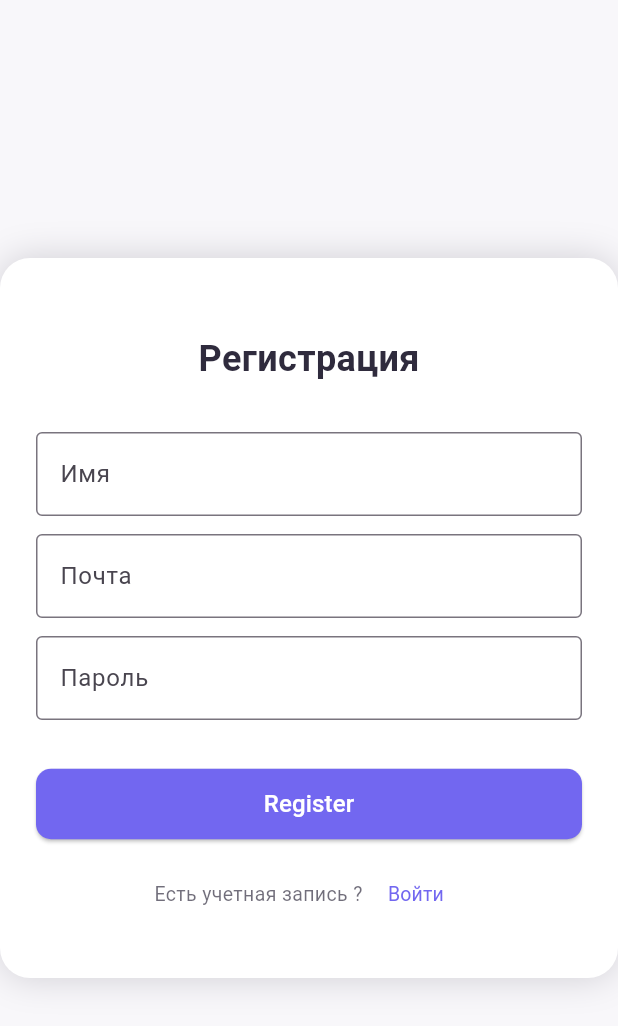
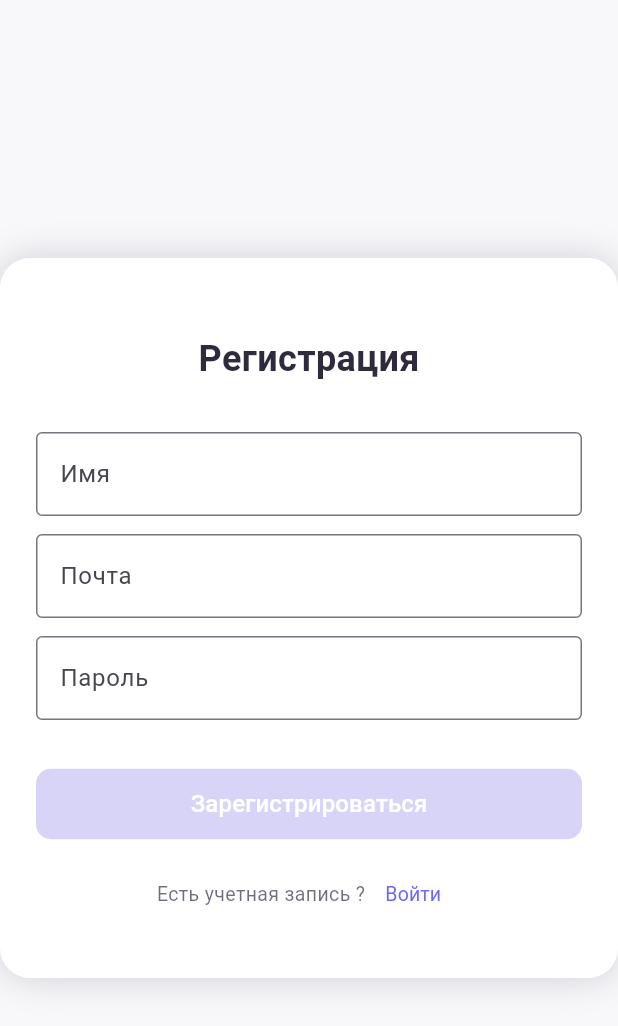
Before and after one commit to DevLevKek/crm_system, a Flutter app: the screen it shows after launch, after a tap on "Зарегистрироваться", on a phone screen of 412 x 824 dp. Shown: the top 1026 px of the screen. Run offline on Flutter 3.47's test engine with Material 3 defaults, Android fonts, the light colour scheme and no system bars; our stand-ins replace firebase_auth, firebase_core, firebase_database; accounts and stored records are empty; Roboto replaces fonts that are missing (Public Sans).

Commit message:
ver 0.2.3

```diff
--- a/lib/Page/login.dart
+++ b/lib/Page/login.dart
@@ -15,6 +15,7 @@ class Login extends StatefulWidget {
 
 class _LoginState extends State<Login> {
   final FirebaseAuthService _auth = FirebaseAuthService();
+  bool _isButtonEnabled = false;
 
   final _emailController = TextEditingController();
   final _passwordController = TextEditingController();
@@ -30,6 +31,24 @@ class _LoginState extends State<Login> {
     _emailController.dispose();
     _passwordController.dispose();
     super.dispose();
+  }
+
+  void initState() {
+    super.initState();
+    _emailController.addListener(_updateButtonState);
+    _passwordController.addListener(_updateButtonState);
+    // проверяет изменение. Если есть изменения, то выполняет функци. _updateButtonState
+  }
+
+  void _updateButtonState() {
+    setState(() {
+      if (_passwordController.text.isNotEmpty &
+          _emailController.text.isNotEmpty) {
+        _isButtonEnabled = true;
+      } else {
+        _isButtonEnabled = false;
+      }
+    });
   }
 
   @override
@@ -86,8 +105,13 @@ class _LoginState extends State<Login> {
                         borderRadius: BorderRadius.circular(10),
                       ),
                     ),
-                    backgroundColor: WidgetStatePropertyAll<Color>(
+                    backgroundColor:
+                        _isButtonEnabled
+                            ? WidgetStatePropertyAll<Color>(
                               Color.fromARGB(255, 114, 103, 240),
+                            )
+                            : WidgetStatePropertyAll<Color>(
+                              Color.fromARGB(255, 215, 212, 248),
                             ),
                   ),
                   child: Padding(
@@ -99,7 +123,9 @@ class _LoginState extends State<Login> {
                   ),
 
                   // FUNC
-                  onPressed: () async {
+                  onPressed:
+                      _isButtonEnabled
+                          ? () async {
                             String mail = _emailController.text.trim();
                             String pass = _passwordController.text.trim();
                             User? user = await _auth.signInWithEmailAndPassword(
@@ -107,22 +133,38 @@ class _LoginState extends State<Login> {
                               pass,
                             );
                             if (user != null) {
-                      Navigator.pushReplacementNamed(context, '/HomePage');
+                              Navigator.pushReplacementNamed(
+                                context,
+                                '/HomePage',
+                              );
                               ScaffoldMessenger.of(context).showSnackBar(
                                 SnackBar(
-                          backgroundColor: Color.fromARGB(255, 5, 158, 51),
-                          content: Text('Добро пожаловать ! "' + mail + '"'),
+                                  backgroundColor: Color.fromARGB(
+                                    255,
+                                    5,
+                                    158,
+                                    51,
+                                  ),
+                                  content: Text(
+                                    'Добро пожаловать ! "' + mail + '"',
+                                  ),
                                 ),
                               );
                             } else {
                               ScaffoldMessenger.of(context).showSnackBar(
                                 SnackBar(
-                          backgroundColor: Color.fromARGB(255, 243, 3, 3),
+                                  backgroundColor: Color.fromARGB(
+                                    255,
+                                    243,
+                                    3,
+                                    3,
+                                  ),
                                   content: Text('Неправильные логин/пароль'),
                                 ),
                               );
                             }
-                  },
+                          }
+                          : null,
                 ),
                 SizedBox(height: 12),
 
--- a/lib/Page/registr.dart
+++ b/lib/Page/registr.dart
@@ -16,11 +16,33 @@ class Registr extends StatefulWidget {
 
 class _RegistrState extends State<Registr> {
   FirebaseAuthService _auth = FirebaseAuthService();
-
+  @override
+  bool _isButtonEnabled = false;
   TextEditingController _usernameController = TextEditingController();
   TextEditingController _emailnameController = TextEditingController();
   TextEditingController _passwordController = TextEditingController();
   FirebaseDatabase database = FirebaseDatabase.instance;
+
+  void initState() {
+    super.initState();
+    _emailnameController.addListener(_updateButtonState);
+    _passwordController.addListener(_updateButtonState);
+    _usernameController.addListener(
+      _updateButtonState,
+    ); // проверяет изменение. Если есть изменения, то выполняет функци. _updateButtonState
+  }
+
+  void _updateButtonState() {
+    setState(() {
+      if (_usernameController.text.isNotEmpty &
+          _passwordController.text.isNotEmpty &
+          _emailnameController.text.isNotEmpty) {
+        _isButtonEnabled = true;
+      } else {
+        _isButtonEnabled = false;
+      }
+    });
+  }
 
   @override
   Widget build(BuildContext context) {
@@ -91,8 +113,13 @@ class _RegistrState extends State<Registr> {
                         borderRadius: BorderRadius.circular(10),
                       ),
                     ),
-                    backgroundColor: WidgetStatePropertyAll<Color>(
+                    backgroundColor:
+                        _isButtonEnabled
+                            ? WidgetStatePropertyAll<Color>(
                               Color.fromARGB(255, 114, 103, 240),
+                            )
+                            : WidgetStatePropertyAll<Color>(
+                              Color.fromARGB(255, 215, 212, 248),
                             ),
                   ),
                   child: Padding(
@@ -100,9 +127,13 @@ class _RegistrState extends State<Registr> {
                       horizontal: 20,
                       vertical: 12,
                     ),
-                    child: Text_medium_16_White(Text_name: 'Register'),
+                    child: Text_medium_16_White(
+                      Text_name: 'Зарегистрироваться',
                     ),
-                  onPressed: () async {
+                  ),
+                  onPressed:
+                      _isButtonEnabled
+                          ? () async {
                             String mail = _emailnameController.text.trim();
                             String pass = _passwordController.text.trim();
                             String name = _usernameController.text.trim();
@@ -111,27 +142,41 @@ class _RegistrState extends State<Registr> {
                               mail,
                               pass,
                             );
-                    if (name.contains(RegExp(r'[!@#$%^&*(),.?":{}|<>]')) == false) {
+                            if (name.contains(
+                                  RegExp(r'[!@#$%^&*(),.?":{}|<>]'),
+                                ) ==
+                                false) {
                               if (user != null) {
                                 Map<String, String> userdata = {
                                   'name': name,
                                   'privilege': 'user',
                                 };
-                        DatabaseReference ref = FirebaseDatabase.instance.ref(
-                          'users',
+                                DatabaseReference ref = FirebaseDatabase
+                                    .instance
+                                    .ref('users');
+                                //Добавить условие чтоб не вводили в логин специальные символы {@ ! # $ % ^ & * , . " ' : ; \ | }
+                                ref
+                                    .child(mail.replaceAll('.', '_'))
+                                    .set(userdata);
+
+                                Navigator.pushReplacementNamed(
+                                  context,
+                                  '/HomePage',
                                 );
-                        //Добавить условие чтоб не вводили в логин специальные символы {@ ! # $ % ^ & * , . " ' : ; \ | }
-                        ref.child(mail.replaceAll('.', '_')).set(userdata);
-
-                        Navigator.pushReplacementNamed(context, '/HomePage');
                                 ScaffoldMessenger.of(context).showSnackBar(
                                   SnackBar(
-                            content: Text('Добро пожаловать! "' + mail + '"'),
+                                    content: Text(
+                                      'Добро пожаловать! "' + mail + '"',
+                                    ),
                                   ),
                                 );
                               } else {
                                 ScaffoldMessenger.of(context).showSnackBar(
-                          SnackBar(content: Text('Неверный почта/пароль')),
+                                  SnackBar(
+                                    content: Text(
+                                      'Такая учетная запись уже есть',
+                                    ),
+                                  ),
                                 );
                               }
                             } else {
@@ -143,13 +188,14 @@ class _RegistrState extends State<Registr> {
                                 ),
                               );
                             }
-                  },
+                          }
+                          : null,
                 ),
                 SizedBox(height: 12),
                 Row(
                   mainAxisAlignment: MainAxisAlignment.center,
                   children: [
-                    Text_reqular_13_Black(Text_name: 'Есть учетная запись ? '),
+                    Text_reqular_13_Black(Text_name: 'Есть учетная запись ?'),
                     Button_Text_Login(context),
                   ],
                 ),
```
Lines whose indentation alone changed are shown as unchanged.
